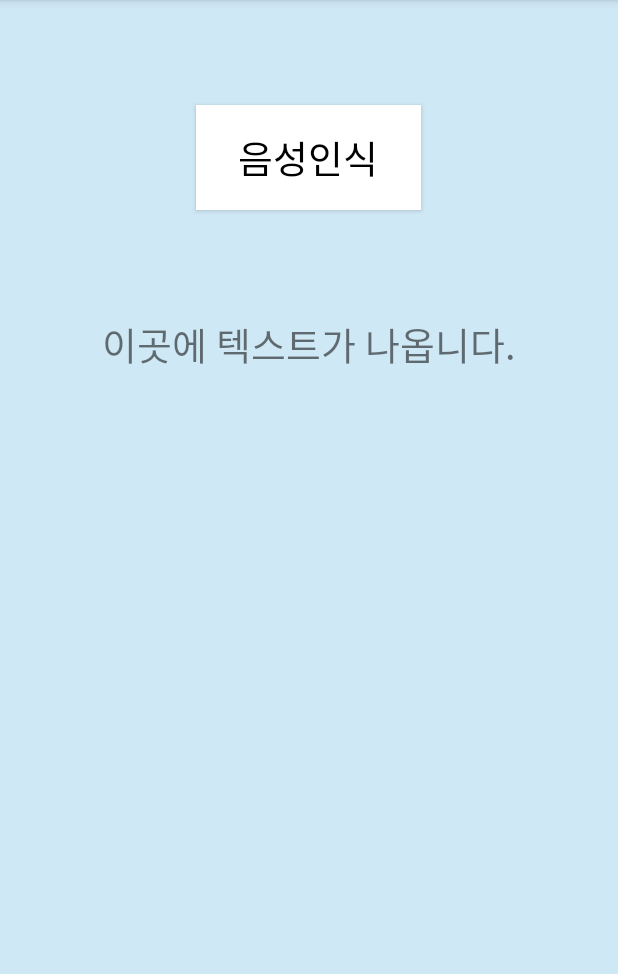
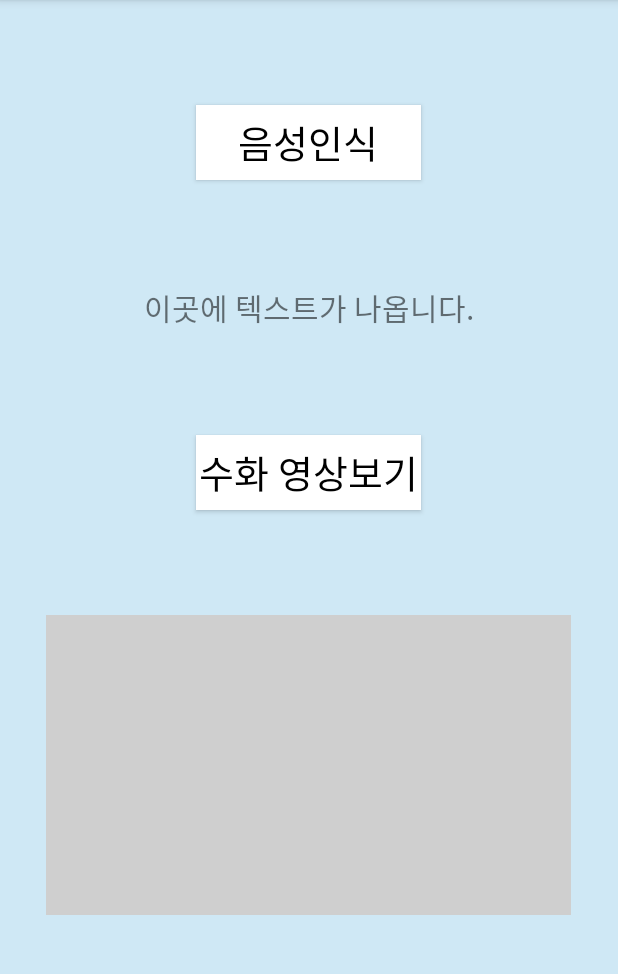
Before and after one commit to yelim1997/Awoollim, an Android app: the Main3Activity screen opened directly, with no data from a screen before it, on a phone screen of 412 x 824 dp, the part 84-1058 px from its top. Run offline under Robolectric (Android 15) with nearby library versions, the phone set to English and light mode, and no system bars; our stand-ins replace Firebase (no records; nobody signed in at launch, a user with empty details on screens opened directly), data binding.

Commit message:
음성인식 파트 파이어베이스에서 영상수신 및 다의어 처리

```diff
--- a/app/src/main/AndroidManifest.xml
+++ b/app/src/main/AndroidManifest.xml
@@ -4,7 +4,7 @@
     xmlns:tools="http://schemas.android.com/tools">
 
     <uses-permission android:name="android.permission.INTERNET"/>
-
+    <uses-permission android:name="android.permission.READ_EXTERNAL_STORAGE"/>
     <uses-permission android:name="android.permission.RECORD_AUDIO" />
     <uses-permission android:name="android.permission.CAMERA" />
     <uses-permission android:name="android.permission.WRITE_EXTERNAL_STORAGE" />
--- a/app/src/main/java/com/example/awoollim/Main3Activity.java
+++ b/app/src/main/java/com/example/awoollim/Main3Activity.java
@@ -7,8 +7,13 @@ import android.support.v7.app.AppCompatActivity;
 import android.os.Bundle;
 import android.view.View;
 import android.widget.Button;
+import android.widget.ImageView;
 import android.widget.TextView;
 import android.widget.Toast;
+
+import com.bumptech.glide.Glide;
+import com.google.firebase.storage.FirebaseStorage;
+import com.google.firebase.storage.StorageReference;
 
 import java.util.ArrayList;
 
@@ -17,18 +22,23 @@ public class Main3Activity extends AppCompatActivity {
     private static final int RESULT_SPEECH = 1; //REQUEST_CODE로 쓰임
 
     private Intent i;
-    private Button button;
+    private Button audiobtn;
     private TextView textView;
+    private Button videoDownBtn;
+    private ImageView videoImage;
 
     @Override
     protected void onCreate(Bundle savedInstanceState) {
         super.onCreate(savedInstanceState);
         setContentView(R.layout.activity_main3);
 
-        button = (Button)findViewById(R.id.audiobtn);
+        audiobtn = (Button)findViewById(R.id.audiobtn);
+        videoDownBtn = (Button)findViewById(R.id.videoDownBtn);
         textView = (TextView)findViewById(R.id.audiotext);
+        videoImage = (ImageView)findViewById(R.id.videoImage);
 
-        button.setOnClickListener(new View.OnClickListener() {
+        //음성인식 버튼 클릭시
+        audiobtn.setOnClickListener(new View.OnClickListener() {
             @Override
             public void onClick(View view) {
                 i = new Intent(RecognizerIntent.ACTION_RECOGNIZE_SPEECH);
@@ -47,6 +57,47 @@ public class Main3Activity extends AppCompatActivity {
 
             }
         });
+
+        //영상보기 버튼 클릭시
+        videoDownBtn.setOnClickListener(new View.OnClickListener() {
+
+            @Override
+            public void onClick(View v) {
+
+                String text = textView.getText().toString();
+
+                //다의어 부분
+                if(text.equals("경찰")){
+                    text = "경찰관";
+                }
+                if(text.equals("남자친구")){
+                    text = "남자 친구";
+                }
+                if(text.equals("여자친구")){
+                    text = "여자 친구";
+                }
+                if(text.equals("와이프")){
+                    text = "아내";
+                }
+                if(text.equals("아버지")){
+                    text = "아빠";
+                }
+                if(text.equals("어머니")){
+                    text = "엄마";
+                }
+
+                try{
+                    StorageReference storageRef = FirebaseStorage.getInstance().getReference();
+                    StorageReference spaceRef = storageRef.child("video/"+text+".gif");
+                    Glide.with(videoImage).load(spaceRef).into(videoImage);
+
+                }catch (Exception e){
+                    Toast.makeText(getApplicationContext(),"일치하는 영상이 없습니다.",Toast.LENGTH_SHORT).show();
+                }
+
+            }
+        });
+
     }
 
     protected void onActivityResult(int requestCode,int resultCode,Intent data){
@@ -61,7 +112,8 @@ public class Main3Activity extends AppCompatActivity {
 
             textView.setText(""+result_sst);
 
-            Toast.makeText(Main3Activity.this,result_sst,Toast.LENGTH_SHORT).show();;
+//            Toast.makeText(Main3Activity.this,result_sst,Toast.LENGTH_SHORT).show();;
         }
     }
+
 }
--- a/app/src/main/res/layout/activity_main.xml
+++ b/app/src/main/res/layout/activity_main.xml
@@ -28,7 +28,7 @@
         <Button
             android:id="@+id/btn1"
             android:layout_width="350dp"
-            android:layout_height="70dp"
+            android:layout_height="60dp"
             android:layout_gravity="center"
             android:layout_marginTop="50dp"
             android:layout_marginLeft="30dp"
@@ -42,7 +42,7 @@
         <Button
             android:id="@+id/btn2"
             android:layout_width="350dp"
-            android:layout_height="70dp"
+            android:layout_height="60dp"
             android:layout_gravity="center"
             android:layout_marginTop="20dp"
             android:layout_marginLeft="30dp"
--- a/app/src/main/res/layout/activity_main3.xml
+++ b/app/src/main/res/layout/activity_main3.xml
@@ -1,10 +1,18 @@
 <?xml version="1.0" encoding="utf-8"?>
-<android.support.constraint.ConstraintLayout xmlns:android="http://schemas.android.com/apk/res/android"
+<layout xmlns:android="http://schemas.android.com/apk/res/android"
     xmlns:app="http://schemas.android.com/apk/res-auto"
     xmlns:tools="http://schemas.android.com/tools"
+    tools:context=".Main3Activity">
+
+    <data>
+        <variable
+            name="Main3"
+            type="com.example.awoollim.Main3Activity"/>
+    </data>
+
+    <android.support.constraint.ConstraintLayout
         android:layout_width="match_parent"
-    android:layout_height="match_parent"
-    tools:context=".Main3Activity">
+        android:layout_height="match_parent">
 
         <LinearLayout
             android:layout_width="match_parent"
@@ -14,7 +22,7 @@
 
             <Button
                 android:layout_width="150dp"
-            android:layout_height="70dp"
+                android:layout_height="50dp"
                 android:id="@+id/audiobtn"
                 android:text="음성인식"
                 android:background="#FFFFFF"
@@ -29,9 +37,34 @@
                 android:layout_height="wrap_content"
                 android:id="@+id/audiotext"
                 android:text="이곳에 텍스트가 나옵니다."
+                android:textSize="20sp"
+                android:layout_gravity="center"/>
+
+            <Button
+                android:layout_width="150dp"
+                android:layout_height="50dp"
+                android:id="@+id/videoDownBtn"
+                android:text="수화 영상보기"
+                android:background="#FFFFFF"
                 android:textSize="25sp"
-            android:layout_gravity="center"/>
+                android:textColor="#000000"
+                android:layout_marginTop="70dp"
+                android:layout_marginBottom="70dp"
+                android:layout_gravity="center"
+                android:enabled="true"/>
+
+            <ImageView
+                android:layout_width="350dp"
+                android:layout_height="200dp"
+                android:id="@+id/videoImage"
+                android:background="#CFCFCF"
+                android:layout_gravity="center"
+                android:visibility="visible"
+                tools:visibility="visible"/>
+
 
         </LinearLayout>
 
     </android.support.constraint.ConstraintLayout>
+
+</layout>
```
Also changed, not shown: app/build.gradle (+9 -1 lines), app/src/main/java/com/example/awoollim/MyGlide.java (added, +20 -0 lines). Lines whose indentation alone changed are shown as unchanged.
